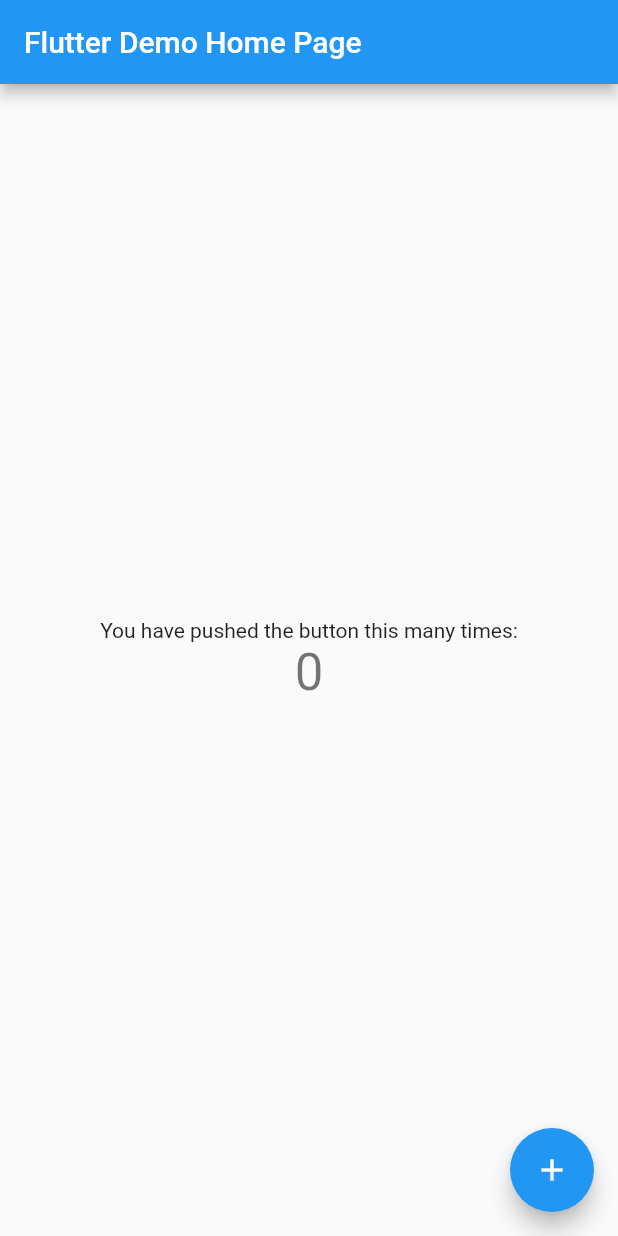
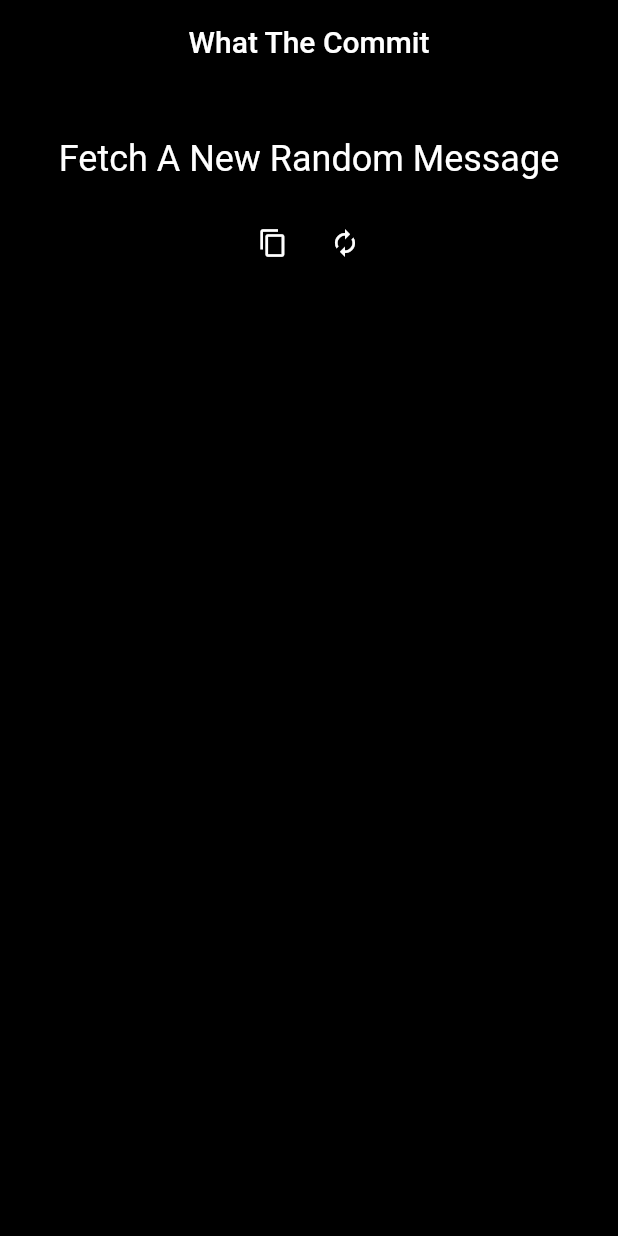
Before and after one commit to macielti/random-commit-message, a Flutter app: the screen it shows after launch, on a phone screen of 412 x 824 dp. Run offline on Flutter 3.47's test engine with Material 2 defaults, Android fonts, the light colour scheme and no system bars; our stand-ins replace dio, fluttertoast; Roboto replaces fonts that are missing (Times).

Commit message:
adding widget, client and models

```diff
--- a/lib/main.dart
+++ b/lib/main.dart
@@ -1,113 +1,18 @@
 import 'package:flutter/material.dart';
+import 'package:random_commit_message/src/screens/ui/commit_widget.dart';
 
 void main() {
-  runApp(MyApp());
+  runApp(RandomCommitMessage());
 }
 
-class MyApp extends StatelessWidget {
-  // This widget is the root of your application.
+class RandomCommitMessage extends StatelessWidget {
+  const RandomCommitMessage();
+
   @override
   Widget build(BuildContext context) {
     return MaterialApp(
-      title: 'Flutter Demo',
-      theme: ThemeData(
-        // This is the theme of your application.
-        //
-        // Try running your application with "flutter run". You'll see the
-        // application has a blue toolbar. Then, without quitting the app, try
-        // changing the primarySwatch below to Colors.green and then invoke
-        // "hot reload" (press "r" in the console where you ran "flutter run",
-        // or simply save your changes to "hot reload" in a Flutter IDE).
-        // Notice that the counter didn't reset back to zero; the application
-        // is not restarted.
-        primarySwatch: Colors.blue,
-      ),
-      home: MyHomePage(title: 'Flutter Demo Home Page'),
+      title: 'What The Commit',
+      home: Commit(),
     );
   }
 }
-
-class MyHomePage extends StatefulWidget {
-  MyHomePage({Key? key, required this.title}) : super(key: key);
-
-  // This widget is the home page of your application. It is stateful, meaning
-  // that it has a State object (defined below) that contains fields that affect
-  // how it looks.
-
-  // This class is the configuration for the state. It holds the values (in this
-  // case the title) provided by the parent (in this case the App widget) and
-  // used by the build method of the State. Fields in a Widget subclass are
-  // always marked "final".
-
-  final String title;
-
-  @override
-  _MyHomePageState createState() => _MyHomePageState();
-}
-
-class _MyHomePageState extends State<MyHomePage> {
-  int _counter = 0;
-
-  void _incrementCounter() {
-    setState(() {
-      // This call to setState tells the Flutter framework that something has
-      // changed in this State, which causes it to rerun the build method below
-      // so that the display can reflect the updated values. If we changed
-      // _counter without calling setState(), then the build method would not be
-      // called again, and so nothing would appear to happen.
-      _counter++;
-    });
-  }
-
-  @override
-  Widget build(BuildContext context) {
-    // This method is rerun every time setState is called, for instance as done
-    // by the _incrementCounter method above.
-    //
-    // The Flutter framework has been optimized to make rerunning build methods
-    // fast, so that you can just rebuild anything that needs updating rather
-    // than having to individually change instances of widgets.
-    return Scaffold(
-      appBar: AppBar(
-        // Here we take the value from the MyHomePage object that was created by
-        // the App.build method, and use it to set our appbar title.
-        title: Text(widget.title),
-      ),
-      body: Center(
-        // Center is a layout widget. It takes a single child and positions it
-        // in the middle of the parent.
-        child: Column(
-          // Column is also a layout widget. It takes a list of children and
-          // arranges them vertically. By default, it sizes itself to fit its
-          // children horizontally, and tries to be as tall as its parent.
-          //
-          // Invoke "debug painting" (press "p" in the console, choose the
-          // "Toggle Debug Paint" action from the Flutter Inspector in Android
-          // Studio, or the "Toggle Debug Paint" command in Visual Studio Code)
-          // to see the wireframe for each widget.
-          //
-          // Column has various properties to control how it sizes itself and
-          // how it positions its children. Here we use mainAxisAlignment to
-          // center the children vertically; the main axis here is the vertical
-          // axis because Columns are vertical (the cross axis would be
-          // horizontal).
-          mainAxisAlignment: MainAxisAlignment.center,
-          children: <Widget>[
-            Text(
-              'You have pushed the button this many times:',
-            ),
-            Text(
-              '$_counter',
-              style: Theme.of(context).textTheme.headline4,
-            ),
-          ],
-        ),
-      ),
-      floatingActionButton: FloatingActionButton(
-        onPressed: _incrementCounter,
-        tooltip: 'Increment',
-        child: Icon(Icons.add),
-      ), // This trailing comma makes auto-formatting nicer for build methods.
-    );
-  }
-}
--- /dev/null
+++ b/lib/src/client/what_the_commit_client.dart
@@ -0,0 +1,11 @@
+import 'package:dio/dio.dart';
+
+class WhatTheCommitClient {
+  WhatTheCommitClient();
+
+  Future<dynamic> fetchMessage() async {
+    final response = await Dio().get('http://whatthecommit.com/');
+
+    return response.data;
+  }
+}
--- /dev/null
+++ b/lib/src/models/commit_message.dart
@@ -0,0 +1,3 @@
+class CommitMessage {
+  CommitMessage();
+}
--- /dev/null
+++ b/lib/src/screens/ui/commit_widget.dart
@@ -0,0 +1,93 @@
+import 'package:flutter/cupertino.dart';
+import 'package:flutter/material.dart';
+import 'package:flutter/services.dart';
+import 'package:fluttertoast/fluttertoast.dart';
+import 'package:random_commit_message/src/client/what_the_commit_client.dart';
+
+class Commit extends StatefulWidget {
+  const Commit();
+
+  @override
+  _CommitState createState() => _CommitState();
+}
+
+class _CommitState extends State<Commit> {
+  String _message = 'Fetch A New Random Message';
+
+  WhatTheCommitClient client = WhatTheCommitClient(); // use a provider
+
+  void fetchRandomMessage() {
+    setState(
+      () {
+        _message = 'Low On Caffeine, Please Forgive The Ugly UI';
+      },
+    );
+  }
+
+  @override
+  Widget build(BuildContext context) {
+    return Scaffold(
+      appBar: AppBar(
+        backgroundColor: Colors.black,
+        title: const Center(child: Text('What The Commit')),
+      ),
+      backgroundColor: Colors.black,
+      body: Column(
+        children: [
+          Padding(
+              padding: EdgeInsets.only(
+                top: 36,
+                left: 20,
+                right: 20,
+              ),
+              child: Center(
+                child: Text(
+                  _message,
+                  textDirection: TextDirection.ltr,
+                  style: TextStyle(
+                    color: Colors.white,
+                    fontFamily: 'Times',
+                    fontSize: 24.0,
+                  ),
+                ),
+              )),
+          Padding(
+            padding: EdgeInsets.only(
+              top: 18,
+            ),
+            child: Row(
+              mainAxisAlignment: MainAxisAlignment.center,
+              textDirection: TextDirection.ltr,
+              children: [
+                IconButton(
+                  icon: Icon(
+                    Icons.copy,
+                    color: Colors.white,
+                    size: 20.0,
+                  ),
+                  onPressed: () {
+                    Clipboard.setData(ClipboardData(text: "your text"));
+                    Fluttertoast.showToast(
+                        msg: 'Commit message added to your clipboard');
+                  },
+                ),
+                IconButton(
+                  icon: Icon(
+                    Icons.autorenew,
+                    color: Colors.white,
+                    size: 20.0,
+                  ),
+                  onPressed: () {
+                    Fluttertoast.showToast(
+                        msg: 'Fetching new random commit message');
+                    fetchRandomMessage();
+                  },
+                )
+              ],
+            ),
+          ),
+        ],
+      ),
+    );
+  }
+}
```
Also changed, not shown: pubspec.yaml (+3 -40 lines), pubspec.lock, 2 other files.
